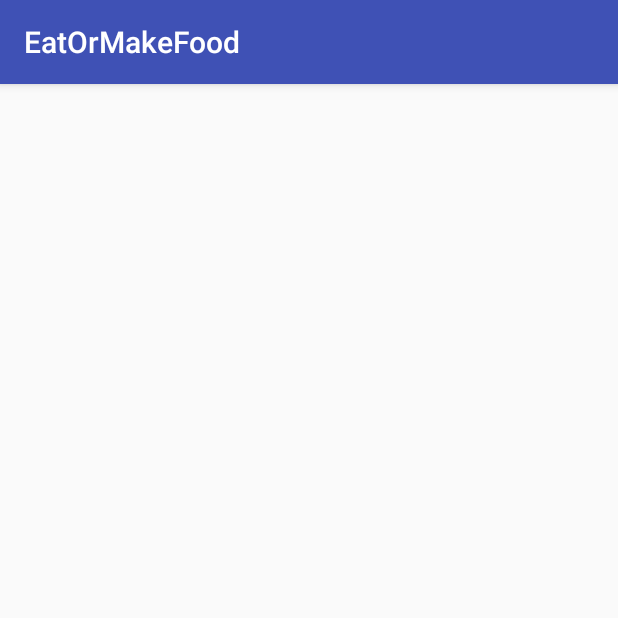
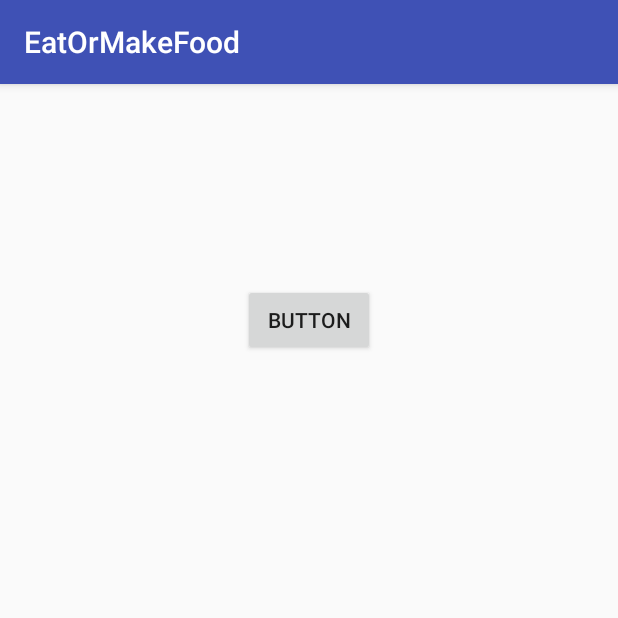
Before and after one commit to ChrisScalzitti/EatOrMakeFood, an Android app: the Login screen opened directly, with no data from a screen before it, on a phone screen of 412 x 824 dp, the top half of it. Run offline under Robolectric (Android 15) with nearby library versions, the phone set to English and light mode, and no system bars.

Commit message:
chris test

```diff
--- a/app/src/main/res/layout/activity_login.xml
+++ b/app/src/main/res/layout/activity_login.xml
@@ -10,4 +10,12 @@
     android:paddingTop="@dimen/activity_vertical_margin"
     tools:context="chris.qhacks.eatormakefood.Login">
 
+    <Button
+        android:text="Button"
+        android:layout_width="wrap_content"
+        android:layout_height="wrap_content"
+        android:layout_alignParentTop="true"
+        android:layout_centerHorizontal="true"
+        android:layout_marginTop="117dp"
+        android:id="@+id/button" />
 </RelativeLayout>
```
